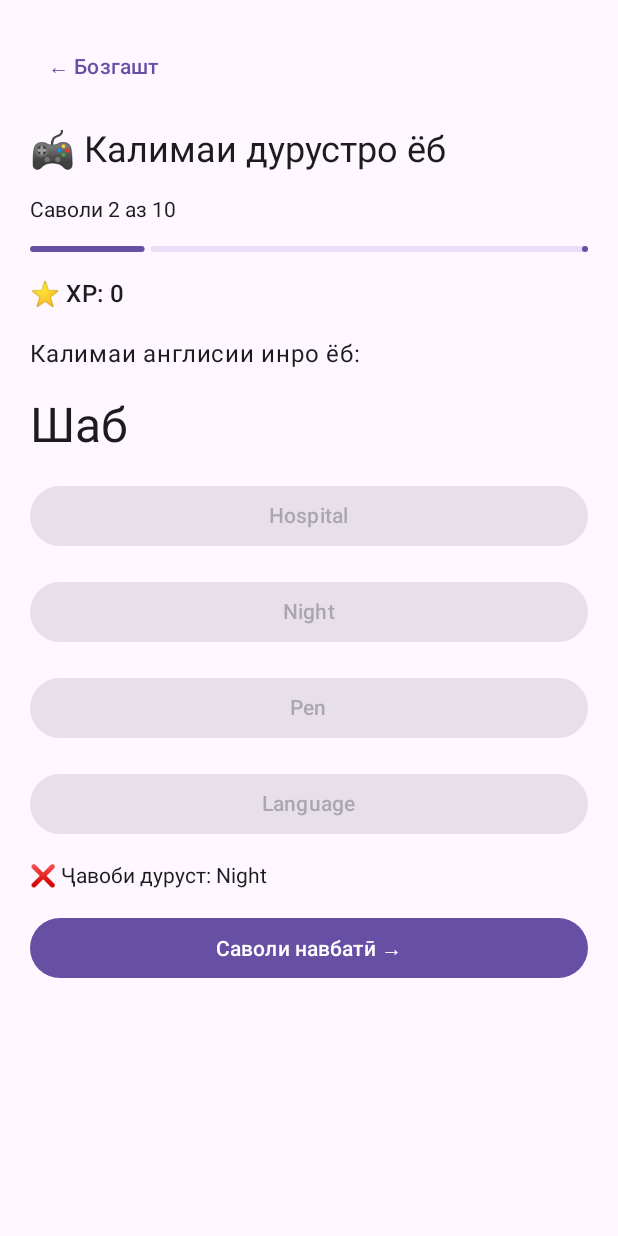
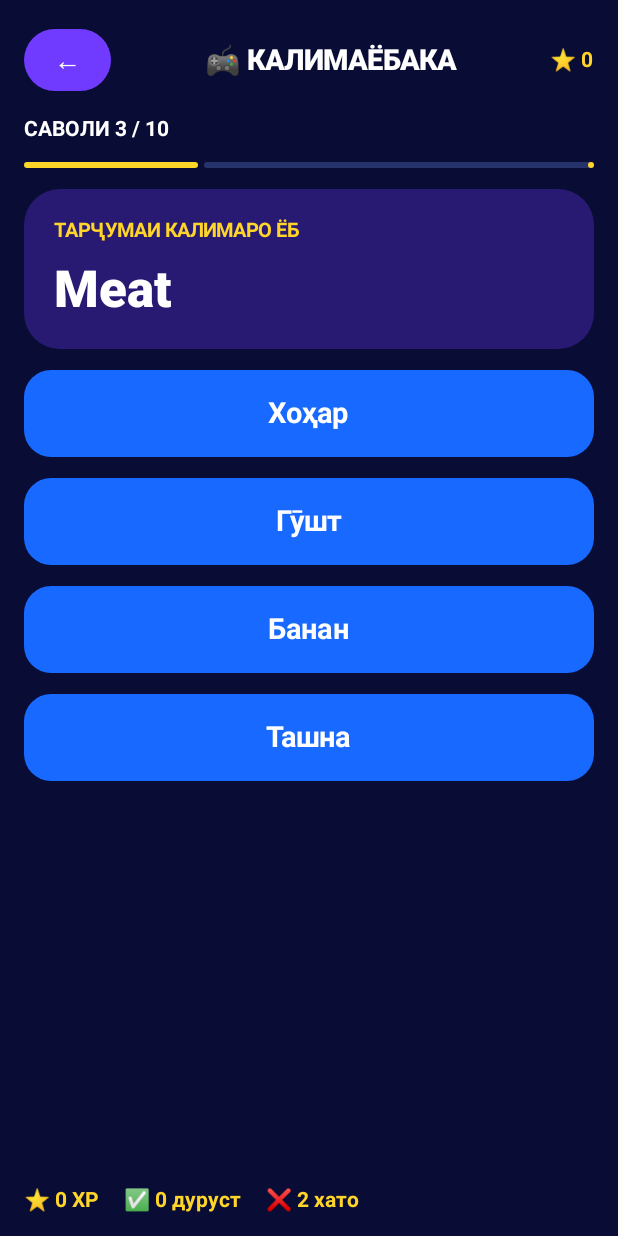
Before and after one commit to mahmadsoni7m/ENGLISH-GAME, an Android app built with Jetpack Compose: the composable FindWordScreen shown on its own in the app's theme, after a tap on "Hospital", on a phone screen of 412 x 824 dp. Run offline under Robolectric (Android 15) with nearby library versions, the phone set to English and light mode, and no system bars; 3 other taps on this screen came first.

Commit message:
Redesign word game with colorful arcade UI

```diff
--- a/app/src/main/java/tj/soni/englishgame/MainActivity.kt
+++ b/app/src/main/java/tj/soni/englishgame/MainActivity.kt
@@ -180,7 +180,7 @@ fun GameApp() {
             containerColor = Bg,
             bottomBar = {
                 NavigationBar(containerColor = Panel) {
-                    listOf("Асосӣ", "Дарсҳо", "Бозӣ", "Рейтинг").forEachIndexed { i, name ->
+                    listOf("Асосӣ", "Дарсҳо", "Бозиҳо", "Рейтинг").forEachIndexed { i, name ->
                         NavigationBarItem(
                             selected = tab == i,
                             onClick = {
--- a/app/src/main/java/tj/soni/englishgame/screens/FindWordScreen.kt
+++ b/app/src/main/java/tj/soni/englishgame/screens/FindWordScreen.kt
@@ -1,13 +1,29 @@
 package tj.soni.englishgame.screens
 
+import androidx.compose.foundation.background
 import androidx.compose.foundation.layout.*
+import androidx.compose.foundation.lazy.LazyColumn
+import androidx.compose.foundation.lazy.items
+import androidx.compose.foundation.shape.RoundedCornerShape
 import androidx.compose.material3.*
 import androidx.compose.runtime.*
+import androidx.compose.ui.Alignment
 import androidx.compose.ui.Modifier
+import androidx.compose.ui.graphics.Color
+import androidx.compose.ui.text.font.FontWeight
 import androidx.compose.ui.unit.dp
+import androidx.compose.ui.unit.sp
+import kotlinx.coroutines.delay
 import tj.soni.englishgame.data.Word
 import tj.soni.englishgame.games.FindWordGame
 import tj.soni.englishgame.games.GameWordBank
+
+private val ArcadeBg = Color(0xFF090D35)
+private val ArcadeBlue = Color(0xFF1769FF)
+private val ArcadePurple = Color(0xFF713BFF)
+private val ArcadeGreen = Color(0xFF00D957)
+private val ArcadeRed = Color(0xFFFF2855)
+private val ArcadeYellow = Color(0xFFFFD52A)
 
 @Composable
 fun FindWordScreen(
@@ -22,72 +38,145 @@ fun FindWordScreen(
     var score by remember { mutableIntStateOf(0) }
     var xp by remember { mutableIntStateOf(0) }
     var selectedAnswer by remember { mutableStateOf<String?>(null) }
-    var mistakes by remember { mutableStateOf(0) }
+
+    val correctWords = remember { mutableStateListOf<Word>() }
+    val wrongWords = remember { mutableStateListOf<Word>() }
 
     val finished = currentIndex >= questions.size
+
+    LaunchedEffect(selectedAnswer) {
+        if (selectedAnswer != null) {
+            delay(1000)
+            currentIndex++
+            selectedAnswer = null
+        }
+    }
 
     Column(
         modifier = Modifier
             .fillMaxSize()
-            .padding(20.dp),
-        verticalArrangement = Arrangement.spacedBy(16.dp)
+            .background(ArcadeBg)
+            .padding(16.dp),
+        verticalArrangement = Arrangement.spacedBy(14.dp)
     ) {
-        TextButton(onClick = onBack) {
-            Text("← Бозгашт")
+        Row(
+            modifier = Modifier.fillMaxWidth(),
+            verticalAlignment = Alignment.CenterVertically,
+            horizontalArrangement = Arrangement.SpaceBetween
+        ) {
+            ArcadeButton("←", onBack)
+            Text(
+                "🎮 КАЛИМАЁБАКА",
+                color = Color.White,
+                fontSize = 19.sp,
+                fontWeight = FontWeight.Black
+            )
+            Text("⭐ $xp", color = ArcadeYellow, fontWeight = FontWeight.Bold)
         }
 
+        if (finished) {
+            LazyColumn(
+                modifier = Modifier.fillMaxSize(),
+                verticalArrangement = Arrangement.spacedBy(12.dp)
+            ) {
+                item {
                     Text(
-            text = "🎮 Калимаи дурустро ёб",
-            style = MaterialTheme.typography.headlineSmall
+                        "🏆 НАТИҶАИ БОЗӢ!",
+                        color = ArcadeYellow,
+                        fontSize = 26.sp,
+                        fontWeight = FontWeight.Black
                     )
+                    ArcadeCard(ArcadePurple) {
+                        Text(
+                            "🎯 ${score * 10} XP",
+                            color = ArcadeYellow,
+                            fontSize = 30.sp,
+                            fontWeight = FontWeight.Black
+                        )
+                        Text(
+                            "Дуруст: ${correctWords.size}  •  Нодуруст: ${wrongWords.size}",
+                            color = Color.White,
+                            fontSize = 17.sp
+                        )
+                        Text(
+                            "Натиҷа: ${score * 10}%",
+                            color = ArcadeGreen,
+                            fontSize = 22.sp,
+                            fontWeight = FontWeight.Bold
+                        )
+                    }
+                    Text("✅ Ҷавобҳои дуруст", color = ArcadeGreen, fontSize = 20.sp)
+                }
 
-        if (finished) {
-            Text(
-                text = "🏆 Бозӣ анҷом ёфт!",
-                style = MaterialTheme.typography.headlineMedium
-            )
+                items(correctWords) { word ->
+                    ResultWordCard(word, true)
+                }
 
-            Text("Ҷавобҳои дуруст: $score аз ${questions.size}")
-            Text("Холҳои XP: $xp")
-            Text("Ҷавобҳои нодуруст: $mistakes")
+                item {
+                    Spacer(Modifier.height(8.dp))
+                    Text("❌ Ҷавобҳои нодуруст", color = ArcadeRed, fontSize = 20.sp)
+                }
 
+                items(wrongWords) { word ->
+                    ResultWordCard(word, false)
+                }
+
+                item {
                     Button(
                         onClick = onBack,
-                modifier = Modifier.fillMaxWidth()
+                        modifier = Modifier.fillMaxWidth(),
+                        colors = ButtonDefaults.buttonColors(
+                            containerColor = ArcadePurple
+                        )
                     ) {
-                Text("Ба меню баргаштан")
+                        Text("🏠 Ба меню баргаштан")
+                    }
+                }
             }
         } else {
             val question = questions[currentIndex]
 
-            Text("Саволи ${currentIndex + 1} аз ${questions.size}")
+            Text(
+                "САВОЛИ ${currentIndex + 1} / ${questions.size}",
+                color = Color.White,
+                fontWeight = FontWeight.Bold
+            )
 
             LinearProgressIndicator(
                 progress = { (currentIndex + 1).toFloat() / questions.size },
-                modifier = Modifier.fillMaxWidth()
+                modifier = Modifier.fillMaxWidth(),
+                color = ArcadeYellow,
+                trackColor = Color(0xFF26336B)
             )
 
+            ArcadeCard(ArcadePurple) {
                 Text(
-                text = "⭐ XP: $xp",
-                style = MaterialTheme.typography.titleMedium
+                    if (question.englishToTajik)
+                        "ТАРҶУМАИ КАЛИМАРО ЁБ"
+                    else
+                        "КАЛИМАИ АНГЛИСИРО ЁБ",
+                    color = ArcadeYellow,
+                    fontSize = 13.sp,
+                    fontWeight = FontWeight.Bold
                 )
-
                 Text(
-                text = if (question.englishToTajik)
-                    "Тарҷумаи ин калимаро ёб:"
-                else
-                    "Калимаи англисии инро ёб:",
-                style = MaterialTheme.typography.bodyLarge
+                    question.question,
+                    color = Color.White,
+                    fontSize = 34.sp,
+                    fontWeight = FontWeight.Black
                 )
-
-            Text(
-                text = question.question,
-                style = MaterialTheme.typography.headlineLarge
-            )
+            }
 
             question.options.forEach { option ->
                 val isCorrect = option == question.correctAnswer
                 val isSelected = option == selectedAnswer
+
+                val buttonColor = when {
+                    selectedAnswer == null -> ArcadeBlue
+                    isCorrect -> ArcadeGreen
+                    isSelected -> ArcadeRed
+                    else -> Color(0xFF18245C)
+                }
 
                 Button(
                     onClick = {
@@ -97,56 +186,130 @@ fun FindWordScreen(
                             if (isCorrect) {
                                 score++
                                 xp += 10
+                                correctWords.add(question.word)
                             } else {
-                                mistakes++
+                                wrongWords.add(question.word)
                                 onWrongAnswer(question.word)
                             }
                         }
                     },
                     enabled = selectedAnswer == null,
-                    modifier = Modifier.fillMaxWidth(),
+                    modifier = Modifier
+                        .fillMaxWidth()
+                        .height(58.dp),
+                    shape = RoundedCornerShape(18.dp),
                     colors = ButtonDefaults.buttonColors(
-                        containerColor = when {
-                            selectedAnswer != null && isCorrect ->
-                                MaterialTheme.colorScheme.primary
-                            selectedAnswer != null && isSelected ->
-                                MaterialTheme.colorScheme.error
-                            else -> MaterialTheme.colorScheme.secondaryContainer
-                        },
-                        contentColor = when {
-                            selectedAnswer != null && (isCorrect || isSelected) ->
-                                MaterialTheme.colorScheme.onPrimary
-                            else -> MaterialTheme.colorScheme.onSecondaryContainer
-                        }
+                        containerColor = buttonColor,
+                        disabledContainerColor = buttonColor,
+                        contentColor = Color.White,
+                        disabledContentColor = Color.White
                     )
                 ) {
-                    Text(option)
+                    Text(
+                        option + when {
+                            selectedAnswer != null && isCorrect -> "  ✓"
+                            isSelected && !isCorrect -> "  ✕"
+                            else -> ""
+                        },
+                        fontSize = 19.sp,
+                        fontWeight = FontWeight.Bold
+                    )
                 }
             }
 
             if (selectedAnswer != null) {
+                val correct = selectedAnswer == question.correctAnswer
+
+                ArcadeCard(if (correct) ArcadeGreen else ArcadeRed) {
                     Text(
-                    text = if (selectedAnswer == question.correctAnswer)
-                        "✅ Офарин! Ҷавоби дуруст!"
-                    else
-                        "❌ Ҷавоби дуруст: ${question.correctAnswer}"
+                        if (correct) "✅ ОФАРИН! ДУРУСТ!"
+                        else "❌ ХАТО! Ҷавоби дуруст: ${question.correctAnswer}",
+                        color = Color.White,
+                        fontSize = 18.sp,
+                        fontWeight = FontWeight.Black
                     )
+                    Text(
+                        "Калимаи навбатӣ ба таври худкор...",
+                        color = Color.White
+                    )
+                }
+            }
 
-                Button(
-                    onClick = {
-                        currentIndex++
-                        selectedAnswer = null
-                    },
-                    modifier = Modifier.fillMaxWidth()
-                ) {
+            Spacer(Modifier.weight(1f))
+
             Text(
-                        if (currentIndex == questions.lastIndex)
-                            "Натиҷа"
-                        else
-                            "Саволи навбатӣ →"
+                "⭐ $xp XP     ✅ $score дуруст     ❌ ${wrongWords.size} хато",
+                color = ArcadeYellow,
+                fontWeight = FontWeight.Bold
             )
         }
     }
 }
+
+@Composable
+private fun ArcadeCard(
+    color: Color,
+    content: @Composable ColumnScope.() -> Unit
+) {
+    Card(
+        modifier = Modifier.fillMaxWidth(),
+        shape = RoundedCornerShape(24.dp),
+        colors = CardDefaults.cardColors(
+            containerColor = color.copy(alpha = 0.30f)
+        )
+    ) {
+        Column(
+            modifier = Modifier.padding(20.dp),
+            verticalArrangement = Arrangement.spacedBy(12.dp),
+            content = content
+        )
     }
 }
+
+@Composable
+private fun ArcadeButton(
+    text: String,
+    onClick: () -> Unit
+) {
+    Button(
+        onClick = onClick,
+        colors = ButtonDefaults.buttonColors(containerColor = ArcadePurple),
+        contentPadding = PaddingValues(horizontal = 15.dp, vertical = 8.dp)
+    ) {
+        Text(text, fontSize = 18.sp)
+    }
+}
+
+@Composable
+private fun ResultWordCard(
+    word: Word,
+    correct: Boolean
+) {
+    Card(
+        modifier = Modifier.fillMaxWidth(),
+        colors = CardDefaults.cardColors(
+            containerColor = if (correct)
+                Color(0xFF075B36)
+            else
+                Color(0xFF70152F)
+        ),
+        shape = RoundedCornerShape(16.dp)
+    ) {
+        Column(Modifier.padding(14.dp)) {
+            Text(
+                "${if (correct) "✓" else "✕"} ${word.english} — ${word.tajik}",
+                color = Color.White,
+                fontWeight = FontWeight.Bold,
+                fontSize = 17.sp
+            )
+            Text(
+                word.sentenceEn,
+                color = Color.White.copy(alpha = 0.85f)
+            )
+            Text(
+                word.sentenceTg,
+                color = Color.White.copy(alpha = 0.85f)
+            )
+        }
+    }
+}
```
Lines whose indentation alone changed are shown as unchanged.
